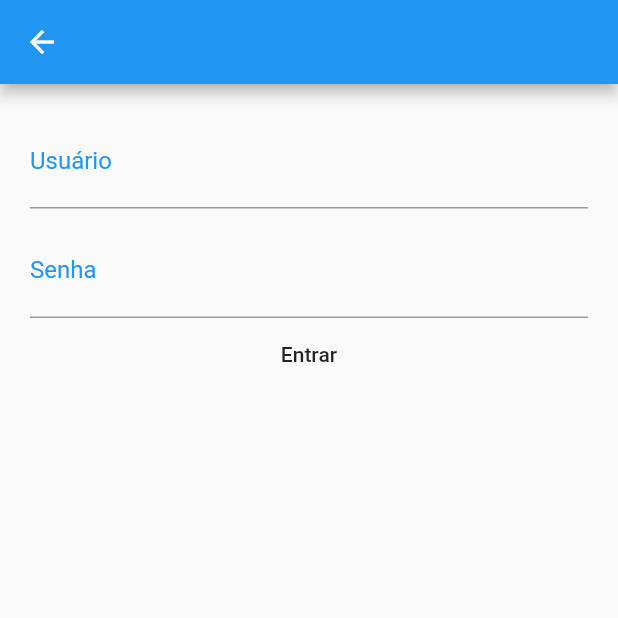
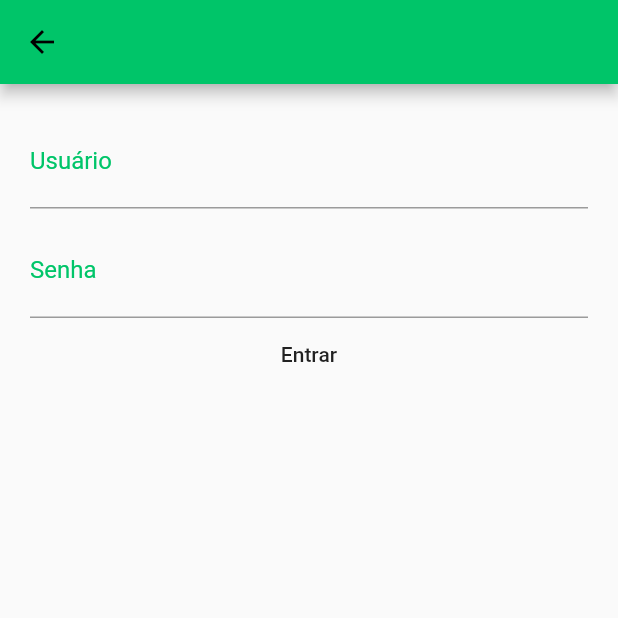
Before and after one commit to thiagotn/shoppingfull, a Flutter app: the screen it shows after launch, item 3 of the bottom bar chosen, after a tap on "Autentique-se", on a phone screen of 412 x 824 dp, the top half of it. Run offline on Flutter 3.47's test engine with Material 2 defaults, Android fonts, the phone set to English and light mode, and no system bars; our stand-ins replace dio, shared_preferences; accounts and stored records are empty; network calls fail.

```diff
--- /dev/null
+++ b/lib/blocs/theme.bloc.dart
@@ -0,0 +1,59 @@
+import 'package:flutter/material.dart';
+import 'package:shared_preferences/shared_preferences.dart';
+import 'package:shoppingfull/settings.dart';
+import 'package:shoppingfull/themes/dark-yellow.theme.dart';
+import 'package:shoppingfull/themes/dark.theme.dart';
+import 'package:shoppingfull/themes/light.theme.dart';
+
+class ThemeBloc extends ChangeNotifier {
+  var theme = lightTheme();
+
+  ThemeBloc() {
+    load();
+  }
+
+  change(String color) {
+    switch (color) {
+      case 'light':
+        {
+          theme = lightTheme();
+          Settings.theme = "light";
+          save("light");
+          notifyListeners();
+          break;
+        }
+
+      case 'dark':
+        {
+          theme = darkTheme();
+          Settings.theme = "dark";
+          save("dark");
+          notifyListeners();
+          break;
+        }
+
+      case 'dark-yellow':
+        {
+          theme = darkYellowTheme();
+          Settings.theme = "dark-yellow";
+          save("dark-yellow");
+          notifyListeners();
+          break;
+        }
+
+      default:
+    }
+  }
+
+  Future load() async {
+    var prefs = await SharedPreferences.getInstance();
+    var theme = prefs.getString('theme');
+    Settings.theme = theme == null || theme.isEmpty ? 'light' : theme;
+    change(Settings.theme);
+  }
+
+  save(String theme) async {
+    var prefs = await SharedPreferences.getInstance();
+    await prefs.setString('theme', theme);
+  }
+}
--- a/lib/main.dart
+++ b/lib/main.dart
@@ -2,6 +2,7 @@ import 'package:flutter/material.dart';
 import 'package:provider/provider.dart';
 import 'package:shoppingfull/blocs/cart.bloc.dart';
 import 'package:shoppingfull/blocs/home.bloc.dart';
+import 'package:shoppingfull/blocs/theme.bloc.dart';
 import 'package:shoppingfull/blocs/user.bloc.dart';
 import 'package:shoppingfull/ui/android/pages/tabs.page.dart';
 
@@ -23,6 +24,9 @@ class MyApp extends StatelessWidget {
         ChangeNotifierProvider<UserBloc>.value(
           value: UserBloc(),
         ),
+        ChangeNotifierProvider<ThemeBloc>.value(
+          value: ThemeBloc(),
+        ),
       ],
       child: Main(),
     );
@@ -32,13 +36,11 @@ class MyApp extends StatelessWidget {
 class Main extends StatelessWidget {
   @override
   Widget build(BuildContext context) {
+    final ThemeBloc bloc = Provider.of<ThemeBloc>(context);
     return MaterialApp(
       debugShowCheckedModeBanner: false,
       title: 'Shopping Cart',
-      theme: ThemeData(
-        primarySwatch: Colors.blue,
-        visualDensity: VisualDensity.adaptivePlatformDensity,
-      ),
+      theme: bloc.theme,
       home: DefaultTabController(
         length: 3,
         child: TabsPage(),
--- /dev/null
+++ b/lib/themes/light.theme.dart
@@ -0,0 +1,47 @@
+import 'package:flutter/material.dart';
+
+const brightness = Brightness.light;
+const primaryColor = const Color(0xFF00C569);
+const lightColor = const Color(0xFFFFFFFF);
+const backgroundColor = const Color(0xFFF5F5F5);
+
+ThemeData lightTheme() {
+  return ThemeData(
+    // primarySwatch: primaryColor,
+    brightness: brightness,
+    // textTheme: new TextTheme(
+    //   body1: new TextStyle(color: Colors.red),
+    //   display4: new TextStyle(fontSize: 78),
+    //   button: new TextStyle(color: Colors.green),
+    //   headline: new TextStyle(color: Colors.deepPurple)
+    // ),
+    // tabBarTheme:
+    // accentIconTheme:
+    // accentTextTheme:
+    // appBarTheme:
+    // bottomAppBarTheme:
+    // buttonTheme: new ButtonThemeData(
+    //   buttonColor: Colors.orange,
+    //   textTheme: ButtonTextTheme.primary,
+    // ),
+    // cardTheme: CardTheme(
+    //   elevation: 5,
+    //   color: Colors.indigo,
+    // ),
+    // chipTheme:
+    // dialogTheme:
+    // floatingActionButtonTheme:
+    // iconTheme:
+    // inputDecorationTheme:
+    // pageTransitionsTheme:
+    // primaryIconTheme:
+    // primaryTextTheme:
+    // sliderTheme:
+    primaryColor: primaryColor,
+    accentColor: Colors.white,
+    // fontFamily: 'Montserrat',
+    // buttonColor: Color(0xFF00C569),
+    // // scaffoldBackgroundColor: backgroundColor,
+    // cardColor: Colors.white,
+  );
+}
--- a/lib/ui/android/pages/account.page.dart
+++ b/lib/ui/android/pages/account.page.dart
@@ -1,6 +1,7 @@
 import 'package:flutter/material.dart';
 import 'package:provider/provider.dart';
 import 'package:shoppingfull/blocs/user.bloc.dart';
+import 'package:shoppingfull/ui/android/pages/settings.page.dart';
 import 'package:shoppingfull/ui/shared/widgets/account/authenticated-user-card.widget.dart';
 import 'package:shoppingfull/ui/shared/widgets/account/unauthenticated-user-card.widget.dart';
 
@@ -9,6 +10,21 @@ class AccountPage extends StatelessWidget {
   Widget build(BuildContext context) {
     var bloc = Provider.of<UserBloc>(context);
     return Scaffold(
+      appBar: AppBar(
+        actions: [
+          FlatButton(
+            onPressed: () {
+              Navigator.push(
+                context,
+                MaterialPageRoute(
+                  builder: (context) => SettingsPage(),
+                ),
+              );
+            },
+            child: Icon(Icons.settings),
+          ),
+        ],
+      ),
       body: bloc.user == null || bloc.user.email == null
           ? UnauthenticatedUserCard()
           : AuthenticatedUserCard(),
--- a/lib/ui/shared/validators/custom.validators.dart
+++ b/lib/ui/shared/validators/custom.validators.dart
@@ -1,7 +1,7 @@
 class CustomValidators {
   static isEmail(String value) {
-    RegExp regex =
-        new RegExp(r"^\w+([-+.']\w+)*@\w+([-.]\w+)*\.\w+([-.]\w+)*$");
+    // RegExp regex =
+    //     new RegExp(r"^\w+([-+.']\w+)*@\w+([-.]\w+)*\.\w+([-.]\w+)*$");
 
     if (value.isEmpty) {
       return "E-mail inválido";
```
Also changed, not shown: lib/themes/dark-yellow.theme.dart (added, +46 -0 lines), lib/themes/dark.theme.dart (added, +46 -0 lines), lib/ui/android/pages/settings.page.dart (added, +43 -0 lines).
